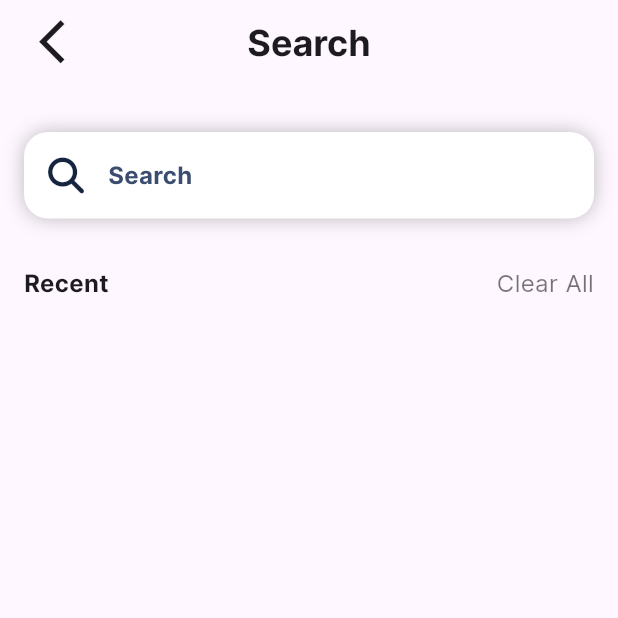
After one commit to ZooZM/taht_bety, a Flutter app: the Search screen opened directly, on a phone screen of 412 x 824 dp, the top half of it. The commit adds this screen. Run offline on Flutter 3.47's test engine with Material 3 defaults, Android fonts, the light colour scheme and no system bars; our stand-ins replace cached_network_image, curved_navigation_bar, dio, font_awesome_flutter; network calls fail.

Commit message:
create search page

```diff
--- a/lib/main.dart
+++ b/lib/main.dart
@@ -1,6 +1,7 @@
 import 'package:flutter/material.dart';
 import 'package:taht_bety/user/Features/Home/home_page.dart';
 import 'package:taht_bety/user/Features/Home/profile.dart';
+import 'package:taht_bety/user/Features/search/presentation/search.dart';
 
 void main() {
   runApp(const MyApp());
--- /dev/null
+++ b/lib/user/Features/Home/widgets/custtom_search_container.dart
@@ -0,0 +1,49 @@
+import 'package:flutter/material.dart';
+import 'package:font_awesome_flutter/font_awesome_flutter.dart';
+import 'package:taht_bety/constants.dart';
+import 'package:taht_bety/core/utils/styles.dart';
+
+class CusttomSearchContainer extends StatelessWidget {
+  const CusttomSearchContainer({
+    super.key,
+  });
+
+  @override
+  Widget build(BuildContext context) {
+    return Container(
+      width: MediaQuery.of(context).size.width * 0.876,
+      height: MediaQuery.of(context).size.height * 0.07,
+      decoration: BoxDecoration(
+        color: kWhite,
+        borderRadius: BorderRadius.circular(16),
+        boxShadow: List.filled(
+          1,
+          const BoxShadow(
+            color: Colors.black26,
+            blurRadius: 10,
+            offset: Offset.zero,
+          ),
+        ),
+      ),
+      child: Row(
+        children: [
+          const SizedBox(
+            width: 16,
+          ),
+          const Icon(
+            FontAwesomeIcons.magnifyingGlass,
+            size: 24,
+            color: kPrimaryColor,
+          ),
+          const SizedBox(
+            width: 16,
+          ),
+          Text(
+            "Search",
+            style: Styles.subtitle16Bold.copyWith(color: ksecondryColor),
+          )
+        ],
+      ),
+    );
+  }
+}
--- a/lib/user/Features/Home/widgets/upper_widget_home.dart
+++ b/lib/user/Features/Home/widgets/upper_widget_home.dart
@@ -2,6 +2,7 @@ import 'package:flutter/material.dart';
 import 'package:font_awesome_flutter/font_awesome_flutter.dart';
 import 'package:taht_bety/constants.dart';
 import 'package:taht_bety/core/utils/styles.dart';
+import 'package:taht_bety/user/Features/Home/widgets/custtom_search_container.dart';
 
 class UpperWidgetHome extends StatelessWidget {
   const UpperWidgetHome({
@@ -76,41 +77,7 @@ class UpperWidgetHome extends StatelessWidget {
         const SizedBox(
           height: 26,
         ),
-        Container(
-          width: MediaQuery.of(context).size.width * 0.876,
-          height: MediaQuery.of(context).size.height * 0.07,
-          decoration: BoxDecoration(
-            color: kWhite,
-            borderRadius: BorderRadius.circular(16),
-            boxShadow: List.filled(
-              1,
-              const BoxShadow(
-                color: Colors.black26,
-                blurRadius: 10,
-                offset: Offset.zero,
-              ),
-            ),
-          ),
-          child: Row(
-            children: [
-              const SizedBox(
-                width: 16,
-              ),
-              const Icon(
-                FontAwesomeIcons.magnifyingGlass,
-                size: 24,
-                color: kPrimaryColor,
-              ),
-              const SizedBox(
-                width: 16,
-              ),
-              Text(
-                "Search",
-                style: Styles.subtitle16Bold.copyWith(color: ksecondryColor),
-              )
-            ],
-          ),
-        ),
+        const CusttomSearchContainer(),
         const SizedBox(
           height: 36,
         ),
--- /dev/null
+++ b/lib/user/Features/search/presentation/search.dart
@@ -0,0 +1,56 @@
+import 'package:flutter/material.dart';
+import 'package:taht_bety/core/utils/styles.dart';
+import 'package:taht_bety/user/Features/Home/widgets/custtom_search_container.dart';
+
+class Search extends StatelessWidget {
+  const Search({super.key});
+
+  @override
+  Widget build(BuildContext context) {
+    return Scaffold(
+      appBar: AppBar(
+        title: const Text(
+          'Search',
+          style: Styles.title24Bold,
+        ),
+        centerTitle: true,
+        leading: const Padding(
+          padding: EdgeInsets.only(left: 26),
+          child: Icon(
+            Icons.arrow_back_ios,
+            size: 35,
+          ),
+        ),
+      ),
+      body: const CustomScrollView(
+        slivers: [
+          SliverToBoxAdapter(
+            child: Padding(
+              padding:
+                  EdgeInsets.only(top: 32, left: 16, right: 16, bottom: 16),
+              child: CusttomSearchContainer(),
+            ),
+          ),
+          SliverToBoxAdapter(
+            child: Padding(
+              padding: EdgeInsets.symmetric(horizontal: 16, vertical: 16),
+              child: Row(
+                mainAxisAlignment: MainAxisAlignment.spaceBetween,
+                children: [
+                  Text(
+                    "Recent",
+                    style: Styles.subtitle16Bold,
+                  ),
+                  Text(
+                    "Clear All",
+                    style: Styles.text16SemiBold,
+                  )
+                ],
+              ),
+            ),
+          )
+        ],
+      ),
+    );
+  }
+}
```
